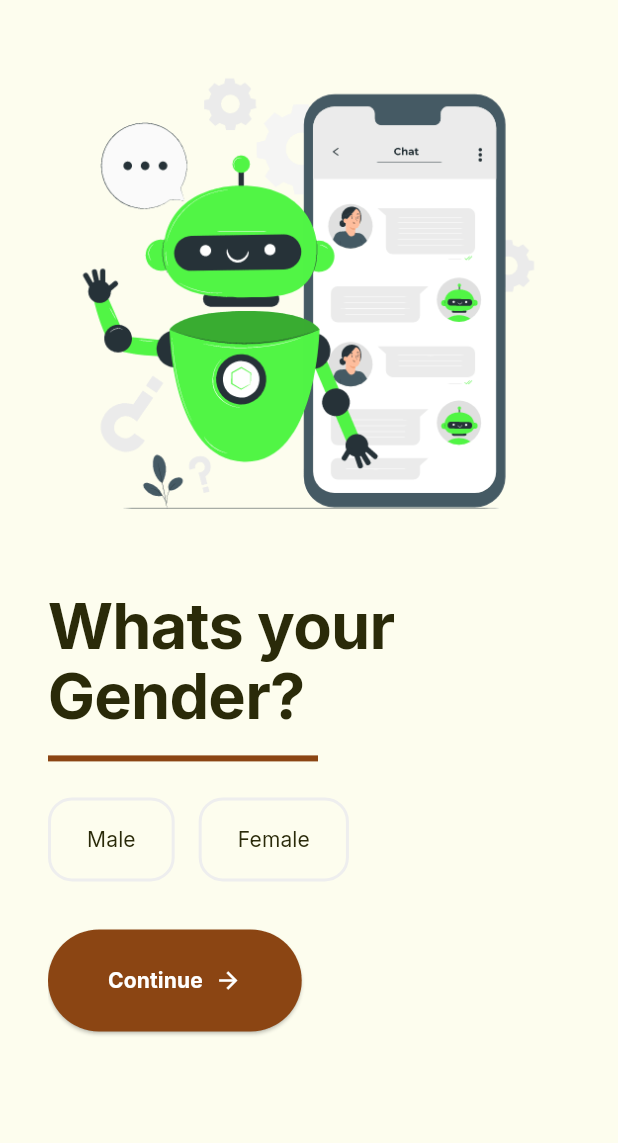
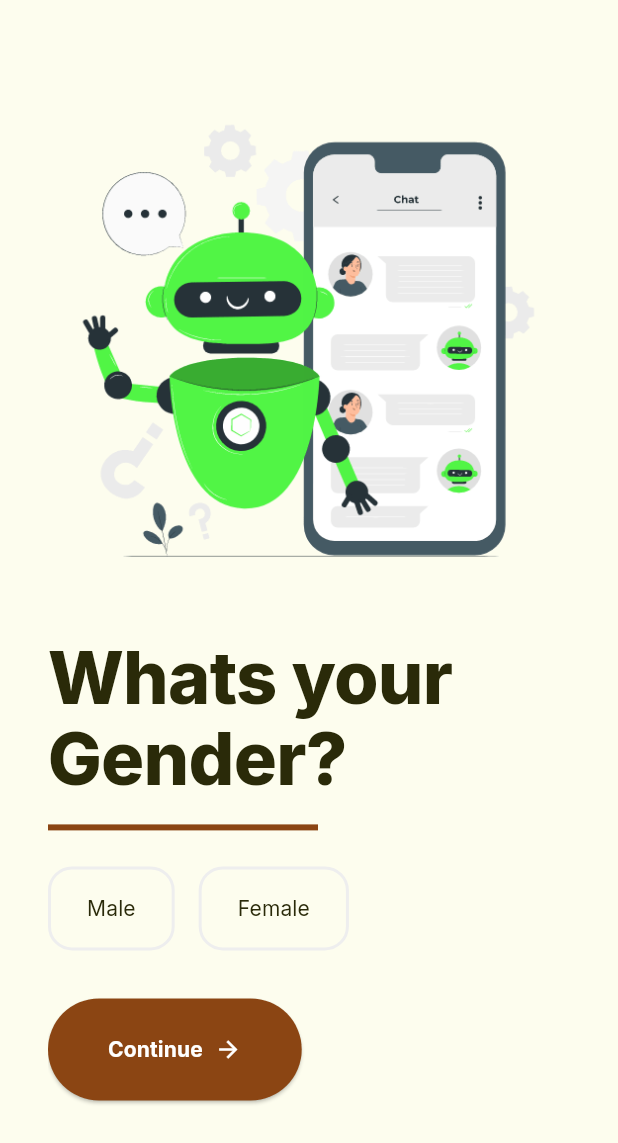
Before and after one commit to Dycoh/sereni_app, a Flutter app: the screen it shows after launch, swiped to page 2, on a phone screen of 412 x 824 dp. Shown: the top 1143 px of the screen. Run offline on Flutter 3.47's test engine with Material 3 defaults, Android fonts, the light colour scheme and no system bars; our stand-ins replace cloud_firestore, equatable, firebase_auth, firebase_core, flutter_bloc, google_fonts and 1 more; accounts and stored records are empty.

Commit message:
onboarding pages padding and vertical alignment

```diff
--- a/lib/presentation/screens/onboarding_screen.dart
+++ b/lib/presentation/screens/onboarding_screen.dart
@@ -133,7 +133,9 @@ class _OnboardingScreenState extends State<OnboardingScreen> {
             final isWideScreen = constraints.maxWidth > 800;
 
             if (isWideScreen) {
-              return Row(
+              return Stack(
+                children: [
+                  Row(
                     children: [
                       Expanded(
                         flex: 8,
@@ -146,13 +148,16 @@ class _OnboardingScreenState extends State<OnboardingScreen> {
                       ),
                       Expanded(
                         flex: 5,
-                    child: SingleChildScrollView(
                         child: Padding(
-                        padding: EdgeInsets.all(AppTheme.kSpacing6x),
+                          padding: EdgeInsets.symmetric(
+                            horizontal: AppTheme.kSpacing6x,
+                            vertical: AppTheme.kSpacing4x, // Added vertical padding
+                          ),
+                          child: Center( // Ensures vertical centering
                             child: SizedBox(
-                          height: constraints.maxHeight - (AppTheme.kSpacing6x * 2),
+                              height: constraints.maxHeight * 0.55, // Reduced height to ensure content fits
                               child: Align(
-                            alignment: Alignment.centerLeft, // Align content to the left
+                                alignment: Alignment.center, // Center alignment on vertical axis
                                 child: _buildContentSection(),
                               ),
                             ),
@@ -160,14 +165,22 @@ class _OnboardingScreenState extends State<OnboardingScreen> {
                         ),
                       ),
                     ],
+                  ),
+                  // Back button (top left)
+                  _buildBackButton(),
+                ],
               );
             }
 
-            return SingleChildScrollView(
+            return Stack(
+              children: [
+                SingleChildScrollView(
                   child: Padding(
                     padding: EdgeInsets.all(AppTheme.kSpacing4x),
                     child: Column(
+                      mainAxisAlignment: MainAxisAlignment.center, // Center alignment for mobile view
                       children: [
+                        SizedBox(height: AppTheme.kSpacing4x), // Added extra top padding
                         SizedBox(
                           height: constraints.maxHeight * 0.4,
                           child: _buildGifSection(),
@@ -180,11 +193,65 @@ class _OnboardingScreenState extends State<OnboardingScreen> {
                       ],
                     ),
                   ),
+                ),
+                // Back button (top left)
+                _buildBackButton(),
+              ],
             );
           },
         ),
       ),
     );
+  }
+
+  Widget _buildBackButton() {
+    // Only show back button if not on first page
+    final currentPageIndex = _contentPageController.hasClients
+        ? _contentPageController.page?.round() ?? 0
+        : 0;
+
+    if (currentPageIndex == 0) {
+      return const SizedBox.shrink(); // Don't show back button on first page
+    }
+
+    return Positioned(
+      top: AppTheme.kSpacing2x,
+      left: AppTheme.kSpacing2x,
+      child: ElevatedButton(
+        onPressed: _handleBackNavigation,
+        style: ElevatedButton.styleFrom(
+          backgroundColor: AppTheme.kAccentBrown,
+          foregroundColor: AppTheme.kWhite,
+          shape: const CircleBorder(),
+          padding: EdgeInsets.all(AppTheme.kSpacing2x),
+          elevation: 4,
+        ),
+        child: const Icon(
+          Icons.arrow_back,
+          color: AppTheme.kWhite,
+          size: 24,
+        ),
+      ),
+    );
+  }
+
+  void _handleBackNavigation() {
+    if (!_contentPageController.hasClients) return;
+
+    final currentPage = _contentPageController.page?.round() ?? 0;
+    if (currentPage > 0) {
+      // Animate both PageViews together to previous page
+      _gifPageController.animateToPage(
+        currentPage - 1,
+        duration: const Duration(milliseconds: 300),
+        curve: Curves.easeInOut,
+      );
+      _contentPageController.animateToPage(
+        currentPage - 1,
+        duration: const Duration(milliseconds: 300),
+        curve: Curves.easeInOut,
+      );
+    }
   }
 
   Widget _buildGifSection() {
@@ -231,23 +298,23 @@ class _OnboardingScreenState extends State<OnboardingScreen> {
             mainAxisAlignment: MainAxisAlignment.center,
             crossAxisAlignment: CrossAxisAlignment.start, // Left alignment for content
             children: [
-              // Make the main text even bigger
+              // Updated text weight by one level down
               Text(
                 pages[index].title,
                 style: Theme.of(context).textTheme.displayLarge?.copyWith(
                   color: AppTheme.kTextGreen,
-                  fontWeight: FontWeight.bold,
-                  fontSize: 42, // Increased font size
+                  fontWeight: FontWeight.w800, // Changed from w900 to w800
+                  fontSize: 48, // Kept the font size as 48
                 ),
                 textAlign: TextAlign.left,
               ),
               SizedBox(height: AppTheme.kSpacing2x),
 
-              // Separator line - made wider, thicker, and accent brown
+              // Separator line - kept as is
               Container(
-                width: 180, // Wider separator
-                height: 4, // Thicker separator
-                color: AppTheme.kAccentBrown, // Changed color to accent brown
+                width: 180,
+                height: 4,
+                color: AppTheme.kAccentBrown,
               ),
               SizedBox(height: AppTheme.kSpacing3x),
 
```
Lines whose indentation alone changed are shown as unchanged.
